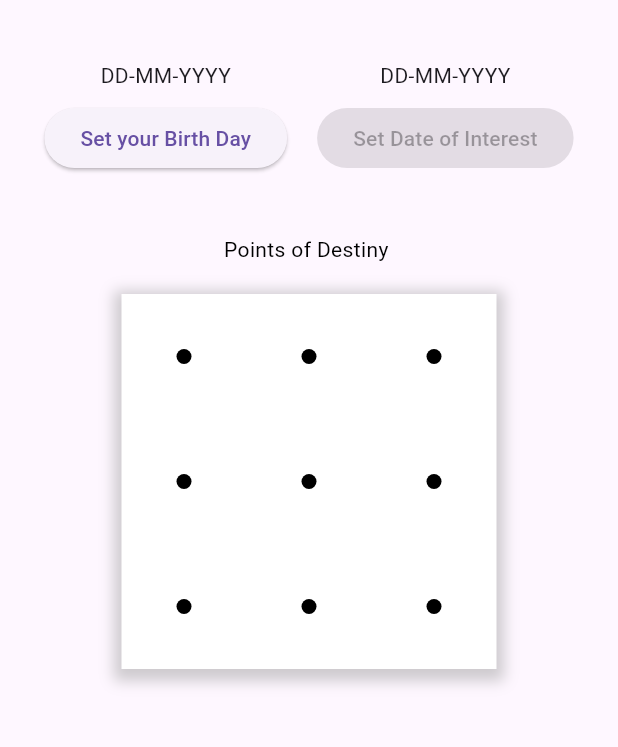
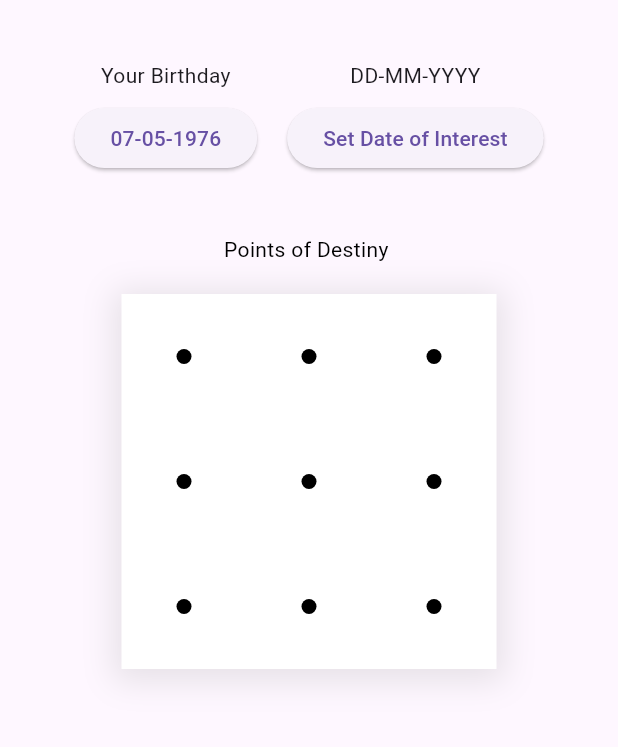
Before and after one commit to howbizarre/date_line_drawer, a Flutter app: the screen it shows after launch, on a phone screen of 412 x 824 dp, the part 309-1056 px from its top. Run offline on Flutter 3.47's test engine with Material 3 defaults, Android fonts, the phone set to English and light mode, and no system bars.

Commit message:
feat: Enhance shadow and set initial date
This commit enhances the shadow of the destiny points display and sets an initial date for the date picker.

Key changes include:

- Modified the shadow color opacity to use `withAlpha((255 * 0.25).round())` for a softer shadow.
- Increased the blur radius of the shadow to 17 for a more diffused effect.
- Set the initial date for `_selectedDate1` to `DateTime(1976, 5, 7)` in the `initState` method.
- Updated chat history.

```diff
--- a/lib/main.dart
+++ b/lib/main.dart
@@ -37,6 +37,7 @@ class _MyHomePageState extends State<MyHomePage> with TickerProviderStateMixin {
   @override
   void initState() {
     super.initState();
+    _selectedDate1 = DateTime(1976, 5, 7);
     _controller = AnimationController(
       vsync: this,
     );
@@ -163,9 +164,9 @@ class _MyHomePageState extends State<MyHomePage> with TickerProviderStateMixin {
                   color: Colors.white, // Background color for the shadow to be visible
                   boxShadow: [
                     BoxShadow(
-                      color: Colors.grey.withAlpha((255 * 0.5).round()),
+                      color: Colors.grey.withAlpha((255 * 0.25).round()),
                       spreadRadius: 5,
-                      blurRadius: 7,
+                      blurRadius: 17,
                       offset: const Offset(0, 3), // changes position of shadow
                     ),
                   ],
```
Also changed, not shown: 1 other file.
